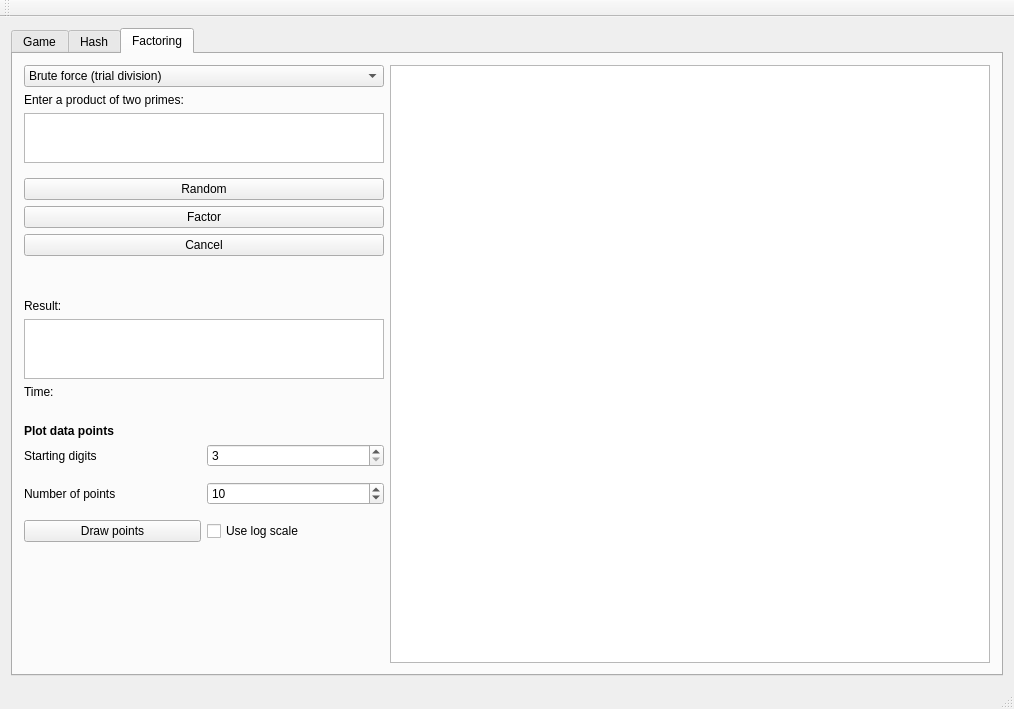
This is CapstoneCryptography/forms/mainwindow.ui in egandunning/learn-crypto as Qt 5 draws it before an edit. The edited form follows.
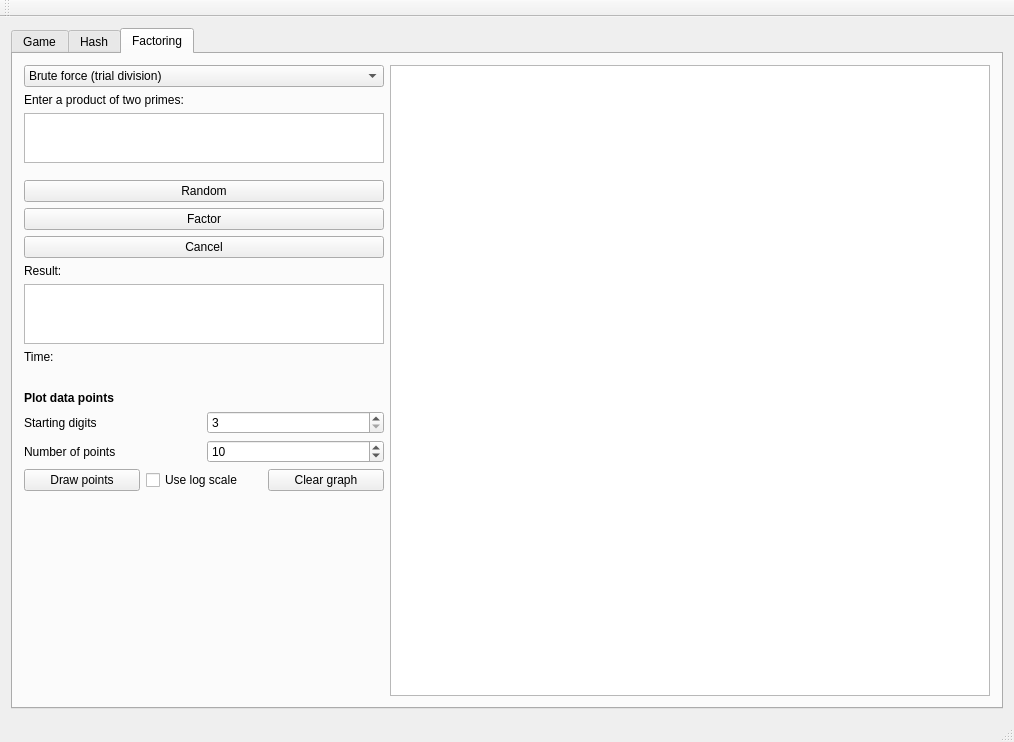
This is the edited form. The open tabs and pages were chosen to show the change.

Commit message: can clear graphing areas

The edit to the form file:
```diff
--- a/CapstoneCryptography/forms/mainwindow.ui
+++ b/CapstoneCryptography/forms/mainwindow.ui
@@ -7,9 +7,21 @@
     <x>0</x>
     <y>0</y>
     <width>1014</width>
-    <height>709</height>
+    <height>742</height>
    </rect>
   </property>
+  <property name="sizePolicy">
+   <sizepolicy hsizetype="Preferred" vsizetype="Preferred">
+    <horstretch>0</horstretch>
+    <verstretch>0</verstretch>
+   </sizepolicy>
+  </property>
+  <property name="maximumSize">
+   <size>
+    <width>16777215</width>
+    <height>900</height>
+   </size>
+  </property>
   <property name="windowTitle">
    <string>MainWindow</string>
   </property>
@@ -542,65 +554,32 @@
           <string>Factoring</string>
          </attribute>
          <layout class="QGridLayout" name="gridLayout_2">
-          <item row="13" column="0">
-           <widget class="QLabel" name="timeLabel">
-            <property name="text">
-             <string>Time: </string>
-            </property>
-           </widget>
-          </item>
-          <item row="2" column="0">
-           <widget class="QPlainTextEdit" name="compositeTextField">
-            <property name="maximumSize">
-             <size>
-              <width>16777215</width>
-              <height>50</height>
-             </size>
-            </property>
-           </widget>
-          </item>
-          <item row="0" column="0">
-           <widget class="QComboBox" name="factorAlgChooser">
+          <item row="15" column="0">
+           <layout class="QHBoxLayout" name="horizontalLayout_3">
             <item>
-             <property name="text">
-              <string>Brute force (trial division)</string>
-             </property>
+             <widget class="QPushButton" name="drawFactoring">
+              <property name="text">
+               <string>Draw points</string>
+              </property>
+             </widget>
             </item>
             <item>
-             <property name="text">
-              <string>Quadratic sieve</string>
-             </property>
+             <widget class="QCheckBox" name="factorLogScaleCheckBox">
+              <property name="text">
+               <string>Use log scale</string>
+              </property>
+             </widget>
             </item>
-           </widget>
+            <item>
+             <widget class="QPushButton" name="clearFactorGraph">
+              <property name="text">
+               <string>Clear graph</string>
+              </property>
+             </widget>
+            </item>
+           </layout>
           </item>
-          <item row="0" column="1" rowspan="36">
-           <widget class="QGraphicsView" name="factoringGraphicsView">
-            <property name="minimumSize">
-             <size>
-              <width>600</width>
-              <height>0</height>
-             </size>
-            </property>
-           </widget>
-          </item>
-          <item row="11" column="0">
-           <widget class="QLabel" name="resultLabel">
-            <property name="text">
-             <string>Result:</string>
-            </property>
-            <property name="wordWrap">
-             <bool>true</bool>
-            </property>
-           </widget>
-          </item>
-          <item row="1" column="0">
-           <widget class="QLabel" name="label_7">
-            <property name="text">
-             <string>Enter a product of two primes:</string>
-            </property>
-           </widget>
-          </item>
-          <item row="19" column="0" rowspan="2">
+          <item row="14" column="0">
            <layout class="QHBoxLayout" name="horizontalLayout_4">
             <item>
              <widget class="QLabel" name="dataCountLabel">
@@ -621,59 +600,6 @@
             </item>
            </layout>
           </item>
-          <item row="17" column="0">
-           <layout class="QHBoxLayout" name="horizontalLayout_2">
-            <item>
-             <widget class="QLabel" name="dataStartLabel">
-              <property name="text">
-               <string>Starting digits</string>
-              </property>
-             </widget>
-            </item>
-            <item>
-             <widget class="QSpinBox" name="startDigitsSpinBox">
-              <property name="minimum">
-               <number>3</number>
-              </property>
-              <property name="value">
-               <number>3</number>
-              </property>
-             </widget>
-            </item>
-           </layout>
-          </item>
-          <item row="16" column="0">
-           <widget class="QLabel" name="plotLabel">
-            <property name="text">
-             <string>&lt;html&gt;&lt;head/&gt;&lt;body&gt;&lt;p&gt;&lt;span style=&quot; font-weight:600;&quot;&gt;Plot data points&lt;/span&gt;&lt;/p&gt;&lt;/body&gt;&lt;/html&gt;</string>
-            </property>
-           </widget>
-          </item>
-          <item row="22" column="0">
-           <layout class="QHBoxLayout" name="horizontalLayout_3">
-            <item>
-             <widget class="QPushButton" name="drawFactoring">
-              <property name="text">
-               <string>Draw points</string>
-              </property>
-             </widget>
-            </item>
-            <item>
-             <widget class="QCheckBox" name="factorLogScaleCheckBox">
-              <property name="text">
-               <string>Use log scale</string>
-              </property>
-             </widget>
-            </item>
-           </layout>
-          </item>
-          <item row="4" column="0">
-           <widget class="QPushButton" name="random_composite">
-            <property name="text">
-             <string>Random</string>
-            </property>
-           </widget>
-          </item>
           <item row="5" column="0">
            <widget class="QPushButton" name="factorPrimesButton">
             <property name="text">
@@ -681,6 +607,83 @@
             </property>
            </widget>
           </item>
+          <item row="9" column="0">
+           <widget class="QLabel" name="timeLabel">
+            <property name="text">
+             <string>Time: </string>
+            </property>
+           </widget>
+          </item>
+          <item row="12" column="0">
+           <widget class="QLabel" name="plotLabel">
+            <property name="text">
+             <string>&lt;html&gt;&lt;head/&gt;&lt;body&gt;&lt;p&gt;&lt;span style=&quot; font-weight:600;&quot;&gt;Plot data points&lt;/span&gt;&lt;/p&gt;&lt;/body&gt;&lt;/html&gt;</string>
+            </property>
+           </widget>
+          </item>
+          <item row="7" column="0">
+           <widget class="QLabel" name="resultLabel">
+            <property name="text">
+             <string>Result:</string>
+            </property>
+            <property name="wordWrap">
+             <bool>true</bool>
+            </property>
+           </widget>
+          </item>
+          <item row="0" column="0">
+           <widget class="QComboBox" name="factorAlgChooser">
+            <item>
+             <property name="text">
+              <string>Brute force (trial division)</string>
+             </property>
+            </item>
+            <item>
+             <property name="text">
+              <string>Quadratic sieve</string>
+             </property>
+            </item>
+           </widget>
+          </item>
+          <item row="2" column="0">
+           <widget class="QPlainTextEdit" name="compositeTextField">
+            <property name="maximumSize">
+             <size>
+              <width>16777215</width>
+              <height>50</height>
+             </size>
+            </property>
+           </widget>
+          </item>
+          <item row="0" column="1" rowspan="35">
+           <widget class="QGraphicsView" name="factoringGraphicsView">
+            <property name="sizePolicy">
+             <sizepolicy hsizetype="Minimum" vsizetype="Minimum">
+              <horstretch>0</horstretch>
+              <verstretch>0</verstretch>
+             </sizepolicy>
+            </property>
+            <property name="minimumSize">
+             <size>
+              <width>600</width>
+              <height>0</height>
+             </size>
+            </property>
+            <property name="maximumSize">
+             <size>
+              <width>16777215</width>
+              <height>800</height>
+             </size>
+            </property>
+           </widget>
+          </item>
+          <item row="1" column="0">
+           <widget class="QLabel" name="label_7">
+            <property name="text">
+             <string>Enter a product of two primes:</string>
+            </property>
+           </widget>
+          </item>
           <item row="6" column="0">
            <widget class="QPushButton" name="stopFactorPushButton">
             <property name="text">
@@ -688,7 +691,14 @@
             </property>
            </widget>
           </item>
-          <item row="12" column="0">
+          <item row="4" column="0">
+           <widget class="QPushButton" name="random_composite">
+            <property name="text">
+             <string>Random</string>
+            </property>
+           </widget>
+          </item>
+          <item row="8" column="0">
            <widget class="QPlainTextEdit" name="resultField">
             <property name="maximumSize">
              <size>
@@ -701,6 +711,27 @@
             </property>
            </widget>
           </item>
+          <item row="13" column="0">
+           <layout class="QHBoxLayout" name="horizontalLayout_2">
+            <item>
+             <widget class="QLabel" name="dataStartLabel">
+              <property name="text">
+               <string>Starting digits</string>
+              </property>
+             </widget>
+            </item>
+            <item>
+             <widget class="QSpinBox" name="startDigitsSpinBox">
+              <property name="minimum">
+               <number>3</number>
+              </property>
+              <property name="value">
+               <number>3</number>
+              </property>
+             </widget>
+            </item>
+           </layout>
+          </item>
          </layout>
         </widget>
        </widget>
```
Left out of the diff: 240 changed lines with no effect on the pictures. The commit also changes 4 other files.
